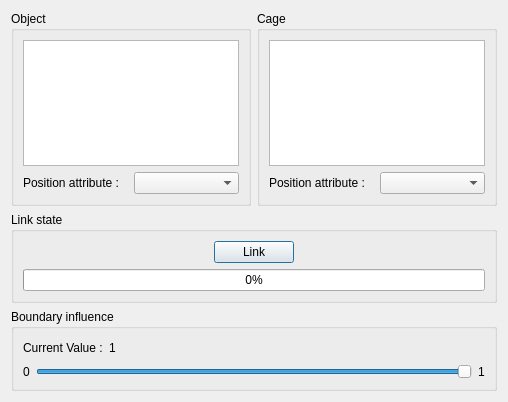
Old version of the form forms/dialog_deformationCage.ui in the repository arnaudbletterer/surface_deformationCage.
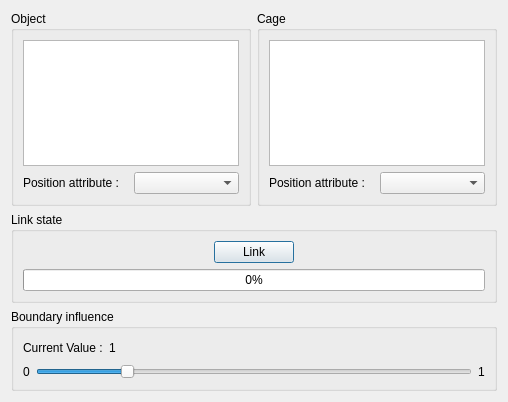
New version of the form.

Diff of the .ui file:
```diff
--- a/forms/dialog_deformationCage.ui
+++ b/forms/dialog_deformationCage.ui
@@ -185,7 +185,7 @@
         <item>
          <widget class="QSlider" name="slider_boundary">
           <property name="maximum">
-           <number>100</number>
+           <number>500</number>
           </property>
           <property name="value">
            <number>100</number>
```
